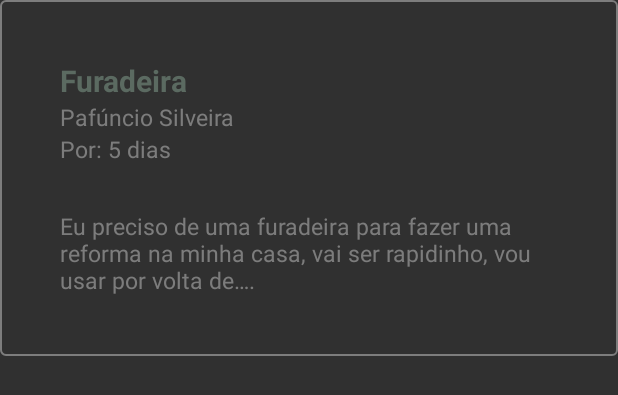
After one commit to Share-Hood/sharehood-app, an Android app: the layout list_item_request.xml on its own in the app's theme, with its tools: preview values and no code run, on a phone screen of 412 x 824 dp. The commit adds this screen. Shown: the top 395 px of the screen. Run offline under Robolectric (Android 15) with nearby library versions, the phone set to English and light mode, and no system bars.

Commit message:
Fazendo ListView personalizada para listagem de pedidos

```diff
--- a/app/src/main/java/com/facom/sharehoodapp/ListaPedidosActivity.kt
+++ b/app/src/main/java/com/facom/sharehoodapp/ListaPedidosActivity.kt
@@ -8,6 +8,7 @@ import android.widget.ArrayAdapter
 import android.widget.ListView
 import android.widget.ProgressBar
 import android.widget.Toast
+import com.facom.sharehoodapp.adapter.RequestAdapter
 import com.facom.sharehoodapp.model.Request
 import com.facom.sharehoodapp.model.User
 import com.facom.sharehoodapp.service.RequestService
@@ -43,7 +44,7 @@ class ListaPedidosActivity : AppCompatActivity() {
                 val response = RequestService.findAll().await()
                 if(response.isSuccessful) {
                     val requests = Json.parseList<Request>(response.asString()!!)
-                    listViewListaPedidos.adapter = ArrayAdapter(applicationContext, android.R.layout.simple_list_item_1, requests)
+                    listViewListaPedidos.adapter = RequestAdapter(applicationContext, ArrayList(requests))
                 }
             }catch (e: Exception) {
                 e.printStackTrace()
--- /dev/null
+++ b/app/src/main/res/drawable/layout_border.xml
@@ -0,0 +1,7 @@
+<?xml version="1.0" encoding="UTF-8"?>
+<shape xmlns:android="http://schemas.android.com/apk/res/android">
+    <solid android:color="@color/transparent"/>
+    <stroke android:width="1dip" android:color="@color/lightGray" />
+    <corners android:radius="3dip"/>
+    <padding android:left="0dip" android:top="0dip" android:right="0dip" android:bottom="0dip" />
+</shape>
--- /dev/null
+++ b/app/src/main/res/layout/list_item_request.xml
@@ -0,0 +1,43 @@
+<?xml version="1.0" encoding="utf-8"?>
+<LinearLayout xmlns:android="http://schemas.android.com/apk/res/android"
+    android:orientation="vertical" android:layout_width="match_parent"
+    android:layout_height="wrap_content"
+    android:background="@drawable/layout_border"
+    android:padding="40dp"
+    android:layout_marginBottom="50dp">
+
+    <TextView
+        android:id="@+id/txtViewListItemRequestNome"
+        android:layout_width="match_parent"
+        android:layout_height="wrap_content"
+        android:text="Furadeira"
+        android:textSize="20dp"
+        android:textColor="@color/darkGray"
+        android:textStyle="bold" />
+
+    <TextView
+        android:id="@+id/txtViewListItemRequestNomePedinte"
+        android:layout_width="match_parent"
+        android:layout_height="wrap_content"
+        android:text="Pafúncio Silveira"
+        android:textSize="15dp"
+        android:textColor="@color/lightGray" />
+
+    <TextView
+        android:id="@+id/txtViewListItemRequestDuracaoDias"
+        android:layout_width="match_parent"
+        android:layout_height="wrap_content"
+        android:text="Por: 5 dias"
+        android:textSize="15dp"
+        android:textColor="@color/lightGray"
+        android:layout_marginBottom="30dp"/>
+
+    <TextView
+        android:id="@+id/txtViewListItemRequestMotivo"
+        android:layout_width="match_parent"
+        android:layout_height="wrap_content"
+        android:text="Eu preciso de uma furadeira para fazer uma reforma na minha casa, vai ser rapidinho, vou usar por volta de…."
+        android:textSize="15dp"
+        android:textColor="@color/lightGray" />
+
+</LinearLayout>
--- a/app/src/main/res/values/colors.xml
+++ b/app/src/main/res/values/colors.xml
@@ -8,4 +8,5 @@
     <color name="lightGray">#a6a6a6a6</color>
     <color name="success">#1BD162</color>
     <color name="error">#FA5C4A</color>
+    <color name="darkGray">#5B6A61</color>
 </resources>
```
Also changed, not shown: app/src/main/java/com/facom/sharehoodapp/adapter/RequestAdapter.kt (added, +45 -0 lines), app/src/main/res/layout/activity_lista_pedidos.xml (+7 -6 lines).
